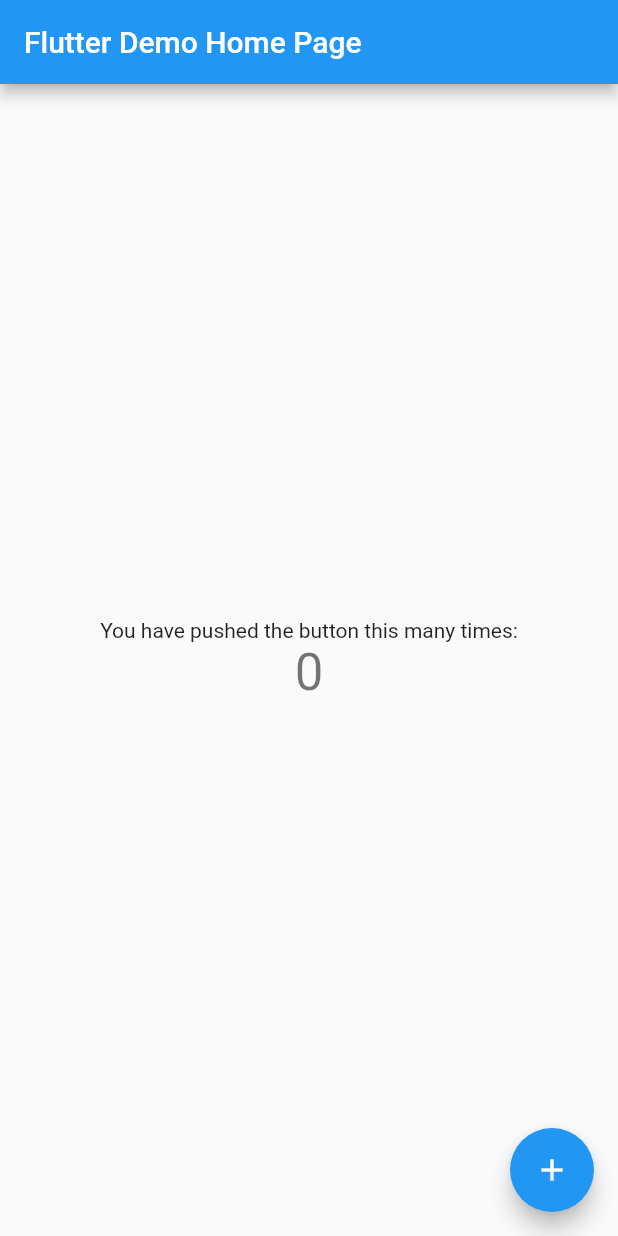
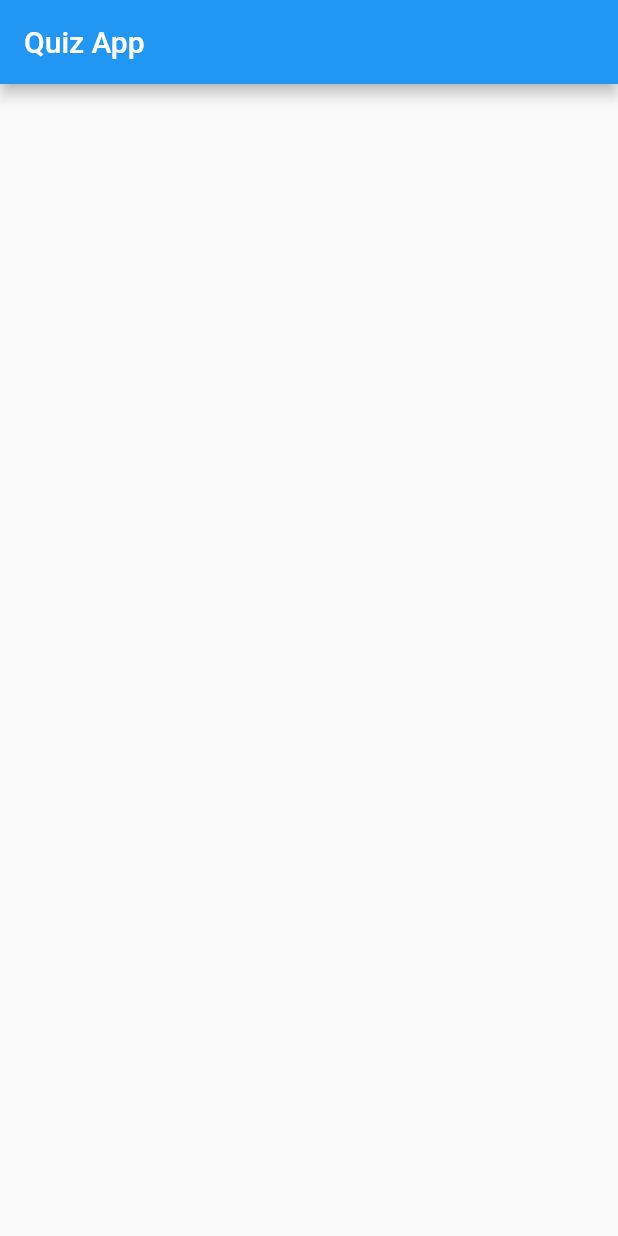
Before and after one commit to flutter-preview/Arpitaagupta-Quiz-App, a Flutter app: the screen it shows after launch, on a phone screen of 412 x 824 dp. Run offline on Flutter 3.47's test engine with Material 2 defaults, Android fonts, the phone set to English and light mode, and no system bars.

Commit message:
Added a file home_screens.dart under folder screens

```diff
--- a/lib/main.dart
+++ b/lib/main.dart
@@ -1,115 +1,25 @@
+//import the material package
 import 'package:flutter/material.dart';
+import 'screens/home_screens.dart';
 
+//run the main method
 void main() {
-  runApp(const MyApp());
+  //runApp method
+  runApp(
+    const MyApp(),
+  );
 }
 
+//creating MyApp widget
 class MyApp extends StatelessWidget {
   const MyApp({super.key});
 
-  // This widget is the root of your application.
   @override
   Widget build(BuildContext context) {
-    return MaterialApp(
-      title: 'Flutter Demo',
-      theme: ThemeData(
-        // This is the theme of your application.
-        //
-        // Try running your application with "flutter run". You'll see the
-        // application has a blue toolbar. Then, without quitting the app, try
-        // changing the primarySwatch below to Colors.green and then invoke
-        // "hot reload" (press "r" in the console where you ran "flutter run",
-        // or simply save your changes to "hot reload" in a Flutter IDE).
-        // Notice that the counter didn't reset back to zero; the application
-        // is not restarted.
-        primarySwatch: Colors.blue,
-      ),
-      home: const MyHomePage(title: 'Flutter Demo Home Page'),
+    return const MaterialApp(
+      debugShowCheckedModeBanner: false, //removing debug banner
+      //set homepage
+      home: HomeScreen(), //this method is created in separate file
     );
   }
 }
-
-class MyHomePage extends StatefulWidget {
-  const MyHomePage({super.key, required this.title});
-
-  // This widget is the home page of your application. It is stateful, meaning
-  // that it has a State object (defined below) that contains fields that affect
-  // how it looks.
-
-  // This class is the configuration for the state. It holds the values (in this
-  // case the title) provided by the parent (in this case the App widget) and
-  // used by the build method of the State. Fields in a Widget subclass are
-  // always marked "final".
-
-  final String title;
-
-  @override
-  State<MyHomePage> createState() => _MyHomePageState();
-}
-
-class _MyHomePageState extends State<MyHomePage> {
-  int _counter = 0;
-
-  void _incrementCounter() {
-    setState(() {
-      // This call to setState tells the Flutter framework that something has
-      // changed in this State, which causes it to rerun the build method below
-      // so that the display can reflect the updated values. If we changed
-      // _counter without calling setState(), then the build method would not be
-      // called again, and so nothing would appear to happen.
-      _counter++;
-    });
-  }
-
-  @override
-  Widget build(BuildContext context) {
-    // This method is rerun every time setState is called, for instance as done
-    // by the _incrementCounter method above.
-    //
-    // The Flutter framework has been optimized to make rerunning build methods
-    // fast, so that you can just rebuild anything that needs updating rather
-    // than having to individually change instances of widgets.
-    return Scaffold(
-      appBar: AppBar(
-        // Here we take the value from the MyHomePage object that was created by
-        // the App.build method, and use it to set our appbar title.
-        title: Text(widget.title),
-      ),
-      body: Center(
-        // Center is a layout widget. It takes a single child and positions it
-        // in the middle of the parent.
-        child: Column(
-          // Column is also a layout widget. It takes a list of children and
-          // arranges them vertically. By default, it sizes itself to fit its
-          // children horizontally, and tries to be as tall as its parent.
-          //
-          // Invoke "debug painting" (press "p" in the console, choose the
-          // "Toggle Debug Paint" action from the Flutter Inspector in Android
-          // Studio, or the "Toggle Debug Paint" command in Visual Studio Code)
-          // to see the wireframe for each widget.
-          //
-          // Column has various properties to control how it sizes itself and
-          // how it positions its children. Here we use mainAxisAlignment to
-          // center the children vertically; the main axis here is the vertical
-          // axis because Columns are vertical (the cross axis would be
-          // horizontal).
-          mainAxisAlignment: MainAxisAlignment.center,
-          children: <Widget>[
-            const Text(
-              'You have pushed the button this many times:',
-            ),
-            Text(
-              '$_counter',
-              style: Theme.of(context).textTheme.headlineMedium,
-            ),
-          ],
-        ),
-      ),
-      floatingActionButton: FloatingActionButton(
-        onPressed: _incrementCounter,
-        tooltip: 'Increment',
-        child: const Icon(Icons.add),
-      ), // This trailing comma makes auto-formatting nicer for build methods.
-    );
-  }
-}
--- /dev/null
+++ b/lib/screens/home_screens.dart
@@ -0,0 +1,25 @@
+//import the material package
+import 'package:flutter/material.dart';
+
+//Creating the HomeScreen widget
+//Stateful Widget is used because it is going to be our parent widget
+//and all the functions and variables will be in this widget, so we will need to change the state of our widget
+class HomeScreen extends StatefulWidget {
+  const HomeScreen({super.key});
+
+  @override
+  State<HomeScreen> createState() => _HomeScreenState();
+}
+
+class _HomeScreenState extends State<HomeScreen> {
+  @override
+  Widget build(BuildContext context) {
+    return Scaffold(
+      appBar: AppBar(
+        title: const Text('Quiz App'),
+      ),
+    );
+  }
+}
+
+//import this file to main.dart file
```
